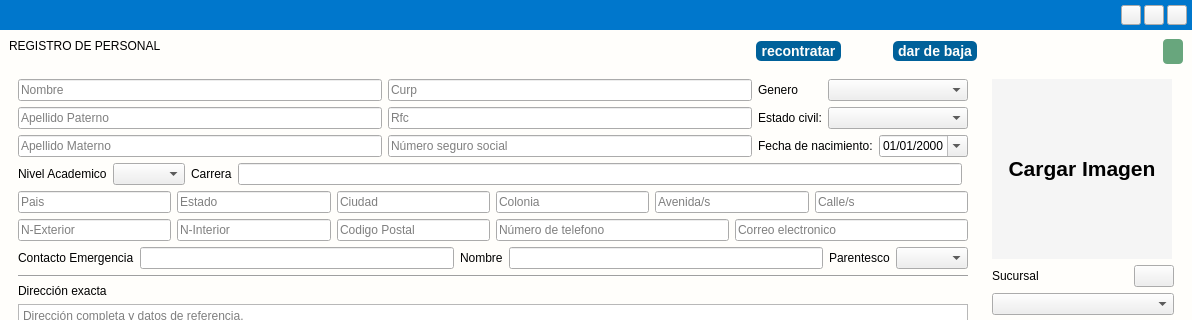
First picture: the form in app/View/UserInterfaceUi/UI_REGISTRO_EMPLEADO.ui, repository LAngelVp/software-punto-de-venta, before the edit; both pictures show x 0 to 1192 and y 0 to 320 of the 1192 by 679 pixel window.
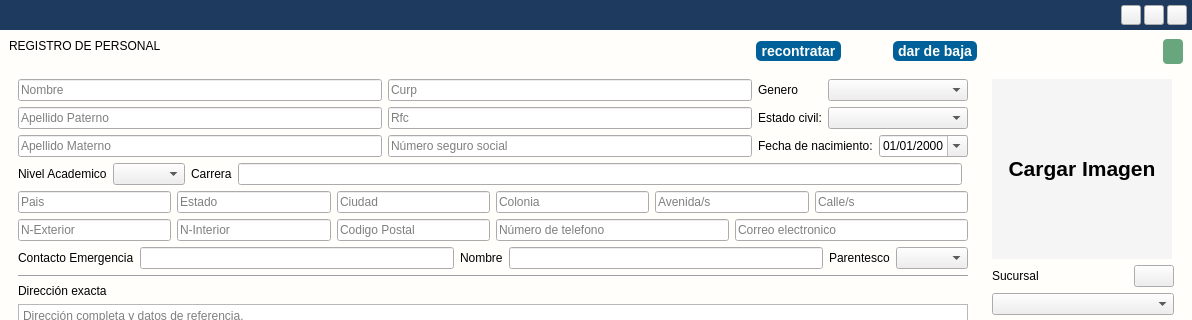
Second picture: the form after the edit. Icons and pictures are not drawn.

Patch:
```diff
--- a/app/View/UserInterfaceUi/UI_REGISTRO_EMPLEADO.ui
+++ b/app/View/UserInterfaceUi/UI_REGISTRO_EMPLEADO.ui
@@ -18,8 +18,8 @@
 background: #fffefb;
 }
 #logotipo_cabecera_ventana{
-image: url(:/Icons/IconosSVG/logo_devrous.png);
-min-width:65px;
+image: url(:/Icons/IconosSVG/logo_dev_rous_blanco.png);
+min-width:85px;
 }
 #contenedor_baja{
 background:#EE1D52;
@@ -29,7 +29,7 @@
 background: #fffefb;
 }
 #widget_cabecera_ventana{
-	background-color: #0077CC;
+ background-color:#1F3A5F;;
 	min-height: 30px;
 }
 #etiqueta_status_empleado{
```
